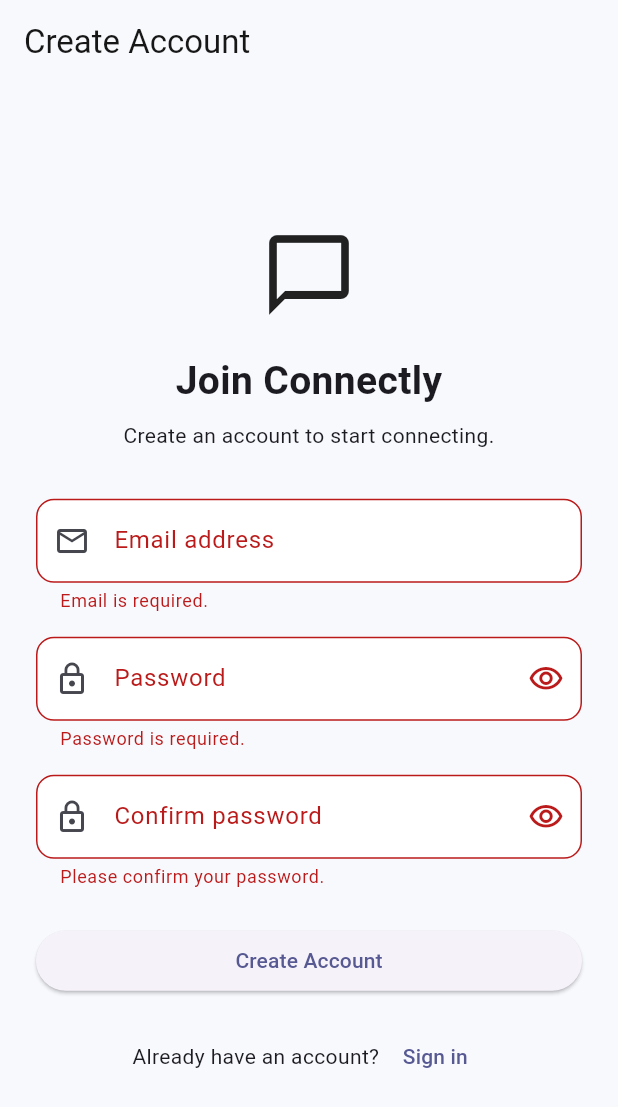
After one commit to Vinisha-Luhar/connectly_flutter_firebase_app, a Flutter app: the RegisterScreen screen opened by its route, after a tap on "Create Account", on a phone screen of 412 x 824 dp. The commit adds this screen. Shown: the top 1107 px of the screen. Run offline on Flutter 3.47's test engine with Material 3 defaults, Android fonts, the phone set to English and light mode, and no system bars; our stand-ins replace firebase_auth, firebase_core, flutter_riverpod, go_router; accounts and stored records are empty.

Commit message:
Implement Email Registration

```diff
--- a/lib/app/router/app_router.dart
+++ b/lib/app/router/app_router.dart
@@ -1,4 +1,6 @@
 
+import 'package:connectly/features/authentication/presentation/screens/login_screen.dart';
+import 'package:connectly/features/authentication/presentation/screens/register_screen.dart';
 import 'package:connectly/features/conversations/presentation/screens/home_screen.dart';
 import 'package:flutter_riverpod/flutter_riverpod.dart';
 
@@ -6,7 +8,7 @@ import 'package:go_router/go_router.dart';
 
 final appRouterProvider = Provider<GoRouter>((ref){
   final router = GoRouter(
-      initialLocation: "/",
+      initialLocation: "/login",
       debugLogDiagnostics: true,
       routes: [
         GoRoute(
@@ -16,6 +18,20 @@ final appRouterProvider = Provider<GoRouter>((ref){
               return const HomeScreen();
             }
         ),
+        GoRoute(
+            name: "login",
+            path: '/login',
+            builder: (context,state){
+              return const LoginScreen();
+            }
+        ),
+        GoRoute(
+            name: "register",
+            path: '/register',
+            builder: (context,state){
+              return const RegisterScreen();
+            }
+        ),
       ]
   );
 
--- a/lib/features/authentication/presentation/screens/login_screen.dart
+++ b/lib/features/authentication/presentation/screens/login_screen.dart
@@ -1,6 +1,7 @@
 
 import 'package:flutter/material.dart';
 import 'package:flutter_riverpod/flutter_riverpod.dart';
+import 'package:go_router/go_router.dart';
 
 import '../../domain/errors/auth_failure.dart';
 import '../providers/auth_controller.dart';
@@ -158,6 +159,16 @@ class _LoginScreenState extends ConsumerState<LoginScreen> {
                             : const Text('Sign In'),
                       ),
                     ),
+                    Row(
+                      mainAxisAlignment: MainAxisAlignment.center,
+                      children: [
+                        const Text("Don't have an account? "),
+                        TextButton(
+                          onPressed: () => context.go('/register'),
+                          child: const Text('Create account'),
+                        ),
+                      ],
+                    ),
                   ],
                 ),
               ),
--- /dev/null
+++ b/lib/features/authentication/presentation/screens/register_screen.dart
@@ -0,0 +1,241 @@
+
+import 'package:flutter/material.dart';
+import 'package:flutter_riverpod/flutter_riverpod.dart';
+import 'package:go_router/go_router.dart';
+
+import '../providers/auth_controller.dart';
+import '../providers/auth_providers.dart';
+import '../../domain/errors/auth_failure.dart';
+
+class RegisterScreen extends ConsumerStatefulWidget {
+  const RegisterScreen({super.key});
+
+  @override
+  ConsumerState<RegisterScreen> createState() => _RegisterScreenState();
+}
+
+class _RegisterScreenState extends ConsumerState<RegisterScreen> {
+  final _formKey = GlobalKey<FormState>();
+
+  final _emailController = TextEditingController();
+  final _passwordController = TextEditingController();
+  final _confirmPasswordController = TextEditingController();
+
+  bool _obscurePassword = true;
+  bool _obscureConfirmPassword = true;
+
+  @override
+  void dispose() {
+    _emailController.dispose();
+    _passwordController.dispose();
+    _confirmPasswordController.dispose();
+    super.dispose();
+  }
+
+  @override
+  Widget build(BuildContext context) {
+    final authState = ref.watch(authControllerProvider);
+
+    ref.listen(authControllerProvider, (previous, next) {
+      if (next.hasError) {
+        final error = next.error;
+
+        final message = error is AuthFailure
+            ? error.message
+            : 'Something went wrong. Please try again.';
+
+        ScaffoldMessenger.of(context).showSnackBar(
+          SnackBar(content: Text(message)),
+        );
+      }
+    });
+
+    return Scaffold(
+      appBar: AppBar(
+        title: const Text('Create Account'),
+      ),
+      body: SafeArea(
+        child: Center(
+          child: SingleChildScrollView(
+            padding: const EdgeInsets.all(24),
+            child: Form(
+              key: _formKey,
+              child: Column(
+                crossAxisAlignment: CrossAxisAlignment.stretch,
+                children: [
+                  const Icon(
+                    Icons.chat_bubble_outline,
+                    size: 64,
+                  ),
+                  const SizedBox(height: 20),
+                  const Text(
+                    'Join Connectly',
+                    textAlign: TextAlign.center,
+                    style: TextStyle(
+                      fontSize: 26,
+                      fontWeight: FontWeight.bold,
+                    ),
+                  ),
+                  const SizedBox(height: 8),
+                  const Text(
+                    'Create an account to start connecting.',
+                    textAlign: TextAlign.center,
+                  ),
+                  const SizedBox(height: 32),
+
+                  TextFormField(
+                    controller: _emailController,
+                    keyboardType: TextInputType.emailAddress,
+                    textInputAction: TextInputAction.next,
+                    autofillHints: const [AutofillHints.email],
+                    decoration: const InputDecoration(
+                      labelText: 'Email address',
+                      prefixIcon: Icon(Icons.email_outlined),
+                    ),
+                    validator: (value) {
+                      final email = value?.trim() ?? '';
+
+                      if (email.isEmpty) {
+                        return 'Email is required.';
+                      }
+
+                      final emailRegex =
+                      RegExp(r'^[^@\s]+@[^@\s]+\.[^@\s]+$');
+
+                      if (!emailRegex.hasMatch(email)) {
+                        return 'Enter a valid email address.';
+                      }
+
+                      return null;
+                    },
+                  ),
+                  const SizedBox(height: 16),
+
+                  TextFormField(
+                    controller: _passwordController,
+                    obscureText: _obscurePassword,
+                    textInputAction: TextInputAction.next,
+                    autofillHints: const [AutofillHints.newPassword],
+                    decoration: InputDecoration(
+                      labelText: 'Password',
+                      prefixIcon: const Icon(Icons.lock_outline),
+                      suffixIcon: IconButton(
+                        onPressed: () {
+                          setState(() {
+                            _obscurePassword = !_obscurePassword;
+                          });
+                        },
+                        icon: Icon(
+                          _obscurePassword
+                              ? Icons.visibility_outlined
+                              : Icons.visibility_off_outlined,
+                        ),
+                      ),
+                    ),
+                    validator: (value) {
+                      if (value == null || value.isEmpty) {
+                        return 'Password is required.';
+                      }
+
+                      if (value.length < 8) {
+                        return 'Password must contain at least 8 characters.';
+                      }
+
+                      return null;
+                    },
+                  ),
+                  const SizedBox(height: 16),
+
+                  TextFormField(
+                    controller: _confirmPasswordController,
+                    obscureText: _obscureConfirmPassword,
+                    textInputAction: TextInputAction.done,
+                    decoration: InputDecoration(
+                      labelText: 'Confirm password',
+                      prefixIcon: const Icon(Icons.lock_outline),
+                      suffixIcon: IconButton(
+                        onPressed: () {
+                          setState(() {
+                            _obscureConfirmPassword =
+                            !_obscureConfirmPassword;
+                          });
+                        },
+                        icon: Icon(
+                          _obscureConfirmPassword
+                              ? Icons.visibility_outlined
+                              : Icons.visibility_off_outlined,
+                        ),
+                      ),
+                    ),
+                    validator: (value) {
+                      if (value == null || value.isEmpty) {
+                        return 'Please confirm your password.';
+                      }
+
+                      if (value != _passwordController.text) {
+                        return 'Passwords do not match.';
+                      }
+
+                      return null;
+                    },
+                  ),
+                  const SizedBox(height: 24),
+
+                  ElevatedButton(
+                    onPressed: authState.isLoading ? null : _submit,
+                    child: authState.isLoading
+                        ? const SizedBox(
+                      height: 22,
+                      width: 22,
+                      child: CircularProgressIndicator(
+                        strokeWidth: 2,
+                      ),
+                    )
+                        : const Text('Create Account'),
+                  ),
+                  const SizedBox(height: 16),
+
+                  Row(
+                    mainAxisAlignment: MainAxisAlignment.center,
+                    children: [
+                      const Text('Already have an account? '),
+                      TextButton(
+                        onPressed: () => context.go('/login'),
+                        child: const Text('Sign in'),
+                      ),
+                    ],
+                  ),
+                ],
+              ),
+            ),
+          ),
+        ),
+      ),
+    );
+  }
+
+  Future<void> _submit() async {
+    if (!_formKey.currentState!.validate()) {
+      return;
+    }
+
+    FocusScope.of(context).unfocus();
+
+    await ref.read(authControllerProvider.notifier).signUp(
+      email: _emailController.text.trim(),
+      password: _passwordController.text,
+    );
+
+    if (!mounted) return;
+
+    final authState = ref.read(authControllerProvider);
+
+    if (!authState.hasError) {
+      ScaffoldMessenger.of(context).showSnackBar(
+        const SnackBar(
+          content: Text('Account created successfully.'),
+        ),
+      );
+    }
+  }
+}
```
